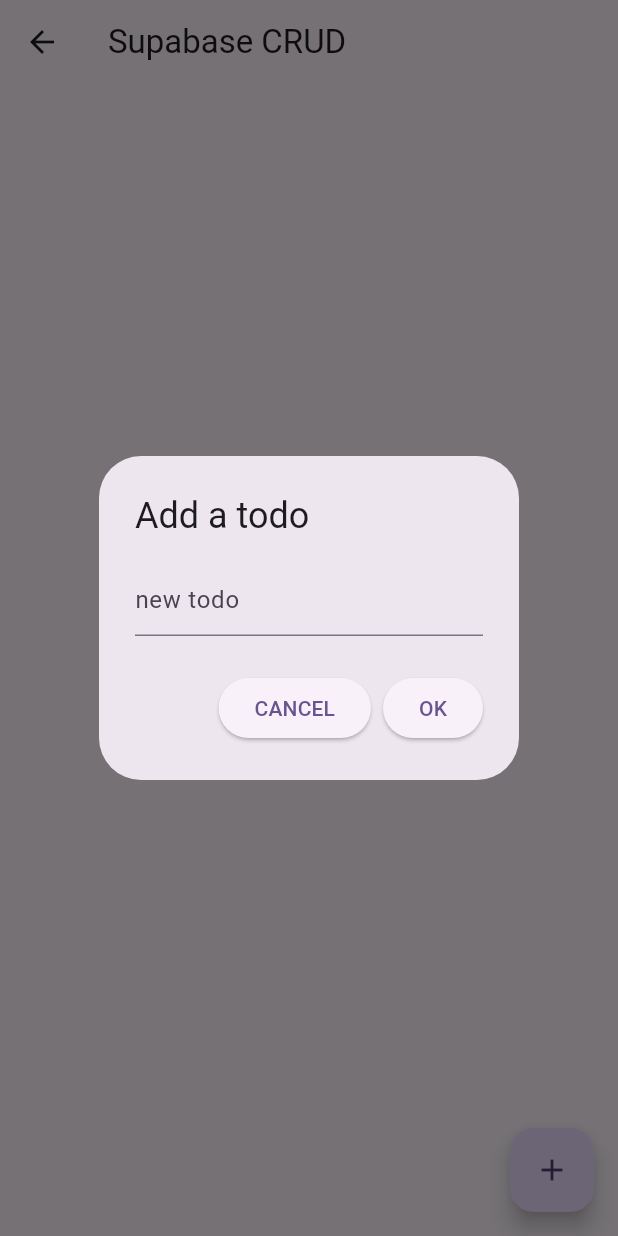
After one commit to Jeoungeunseok/supabase, a Flutter app: the SupabaseCRUDView screen opened by its route, after a tap on the "add" icon, on a phone screen of 412 x 824 dp. The commit adds this screen. Run offline on Flutter 3.47's test engine with Material 3 defaults, Android fonts, the light colour scheme and no system bars; our stand-ins replace flutter_dotenv, supabase_flutter; accounts and stored records are empty.

Commit message:
supabase stream crud

```diff
--- a/lib/main.dart
+++ b/lib/main.dart
@@ -1,5 +1,6 @@
 import 'package:flutter/material.dart';
 import 'package:flutter_dotenv/flutter_dotenv.dart';
+import 'package:supabase_connect/view/supabase_crud_view.dart';
 import 'package:supabase_connect/view/supabase_realTime_view.dart';
 import 'package:supabase_connect/view/supabase_view.dart';
 import 'package:supabase_flutter/supabase_flutter.dart';
@@ -30,6 +31,7 @@ class SupabaseApp extends StatelessWidget {
         '/': (context) => const HomeState(),
         '/supabase_view': (context) => const SupabaseView(),
         '/supabase_realTime_view': (context) => SupabaseRealtimeView(),
+        '/supabase_crud_view': (context) => SupabaseCRUDView(),
       },
     );
   }
@@ -66,6 +68,12 @@ class _HomesetStateState extends State<HomeState> {
                 },
                 child: const Text('supabase_realTime_view'),
               ),
+              ElevatedButton(
+                onPressed: () {
+                  Navigator.pushNamed(context, '/supabase_crud_view');
+                },
+                child: const Text('supabase_crud_view'),
+              ),
             ])));
   }
 }
--- /dev/null
+++ b/lib/view/supabase_crud_view.dart
@@ -0,0 +1,146 @@
+import 'package:flutter/material.dart';
+import 'package:supabase_flutter/supabase_flutter.dart';
+
+class SupabaseCRUDView extends StatelessWidget {
+  SupabaseCRUDView({super.key});
+
+  final supabase = Supabase.instance.client;
+  final TextEditingController todoTextController = TextEditingController();
+
+  @override
+  Widget build(BuildContext context) {
+    return Scaffold(
+      appBar: AppBar(
+        title: const Text('Supabase CRUD'),
+      ),
+      body: Container(
+        padding: const EdgeInsets.symmetric(
+          horizontal: 10,
+        ),
+        child: StreamBuilder<List<Map<String, dynamic>>>(
+          stream: supabase.from('todo').stream(primaryKey: ['id']),
+          builder: (context, snapshot) {
+            if (!snapshot.hasData) {
+              return const Center(
+                child: CircularProgressIndicator(),
+              );
+            } else {
+              if (snapshot.data!.isEmpty) {
+                return const Center(
+                  child: Text('데이터가 없습니다'),
+                );
+              }
+            }
+            final todos = snapshot.data!;
+            return ListView.builder(
+              itemCount: todos.length,
+              itemBuilder: (context, index) {
+                return ListTile(
+                  leading: Icon(
+                    Icons.check_circle,
+                    color: todos[index]['check'] ?? true
+                        ? Colors.green
+                        : Colors.grey,
+                    size: 20,
+                  ),
+                  title: Text(todos[index]['todo'],
+                      style: const TextStyle(
+                        fontSize: 20,
+                      )),
+                  trailing: Row(
+                    mainAxisSize: MainAxisSize.min,
+                    children: [
+                      Flexible(
+                        child: IconButton(
+                          onPressed: () async {
+                            actionTodoDialog(
+                              context: context,
+                              title: 'Edit a todo',
+                              hintText: todos[index]['todo'],
+                              textController: todoTextController,
+                              onPressed: () async {
+                                await supabase
+                                    .from('todo')
+                                    .update({'todo': todoTextController.text})
+                                    .eq('id', todos[index]['id'])
+                                    .then((value) {
+                                      todoTextController.clear();
+                                      Navigator.pop(context);
+                                    });
+                              },
+                            );
+                          },
+                          icon: const Icon(Icons.edit),
+                        ),
+                      ),
+                      Flexible(
+                        child: IconButton(
+                          onPressed: () async {
+                            await supabase
+                                .from('todo')
+                                .delete()
+                                .eq('id', todos[index]['id']);
+                          },
+                          icon: const Icon(Icons.delete),
+                        ),
+                      ),
+                    ],
+                  ),
+                );
+              },
+            );
+          },
+        ),
+      ),
+      floatingActionButton: FloatingActionButton(
+        onPressed: () {
+          actionTodoDialog(
+              context: context,
+              title: 'Add a todo',
+              hintText: 'new todo',
+              textController: todoTextController,
+              onPressed: () async {
+                await supabase
+                    .from('todo')
+                    .insert({'todo': todoTextController.text}).then((value) {
+                  todoTextController.clear();
+                  Navigator.pop(context);
+                });
+              });
+        },
+        child: const Icon(Icons.add),
+      ),
+    );
+  }
+
+  Future<dynamic> actionTodoDialog({
+    required BuildContext context,
+    required String title,
+    required String hintText,
+    required TextEditingController textController,
+    required void Function() onPressed,
+  }) {
+    return showDialog(
+        context: context,
+        builder: (context) {
+          return AlertDialog(
+              title: Text(title),
+              content: TextField(
+                controller: textController,
+                decoration: InputDecoration(
+                  hintText: hintText,
+                ),
+              ),
+              actions: [
+                ElevatedButton(
+                  onPressed: () => Navigator.pop(context),
+                  child: const Text('CANCEL'),
+                ),
+                ElevatedButton(
+                  onPressed: onPressed,
+                  child: const Text('OK'),
+                )
+              ]);
+        });
+  }
+}
```
